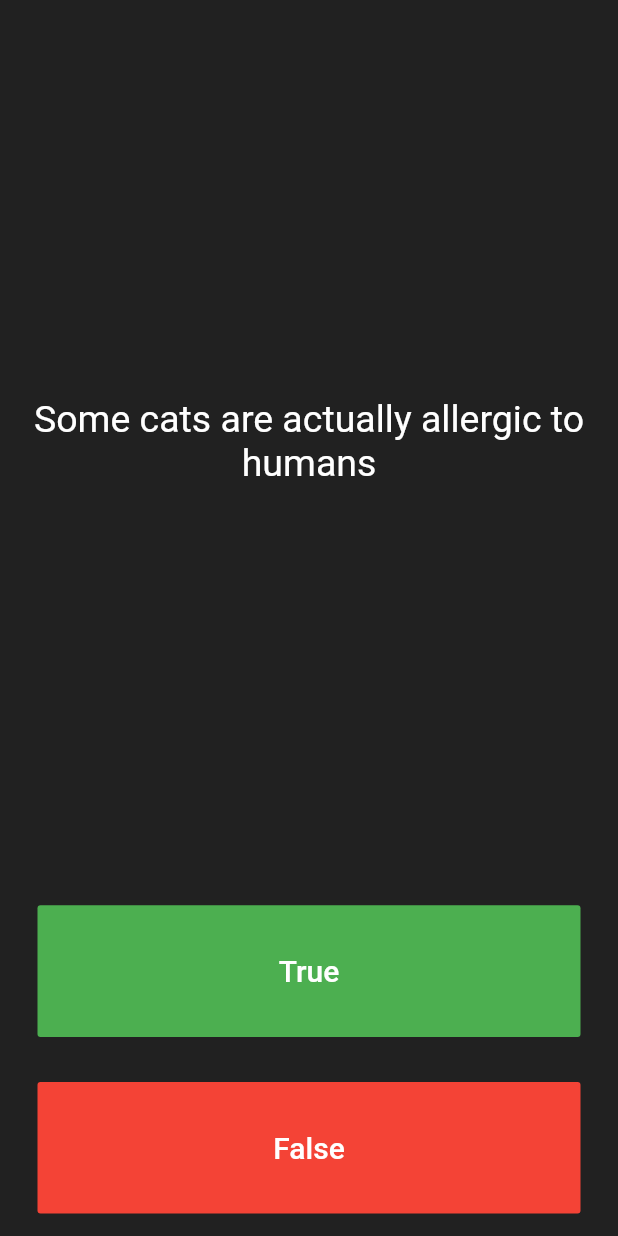
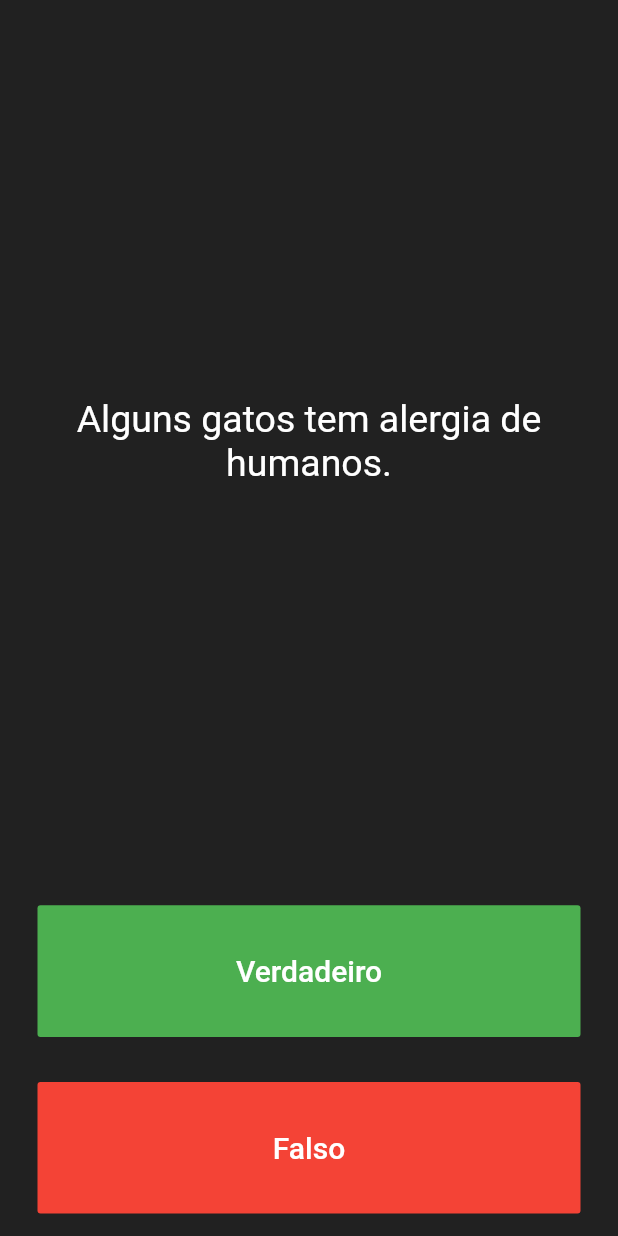
Before and after one commit to joanfortes/quizzler, a Flutter app: the screen it shows after launch, on a phone screen of 412 x 824 dp. Run offline on Flutter 3.47's test engine with Material 2 defaults, Android fonts, the phone set to English and light mode, and no system bars; our stand-ins replace rflutter_alert.

Commit message:
traduzido pt-br

```diff
--- a/lib/main.dart
+++ b/lib/main.dart
@@ -19,6 +19,7 @@ class Quizzler extends StatelessWidget {
           ),
         ),
       ),
+      debugShowCheckedModeBanner: false,
     );
   }
 }
@@ -38,13 +39,12 @@ class _QuizPageState extends State<QuizPage> {
       if (quizBrain.isFinished() == true) {
         Alert(
           context: context,
-          title: 'Finished!',
-          desc: 'You\'ve reached the end of the quiz.',
+          title: 'Terminou!',
+          desc: 'Você chegou ao fim do quiz.',
         ).show();
         quizBrain.reset();
         scoreKeeper = [];
-      }
-      else {
+      } else {
         if (userPickedAnswer == correctAnswer) {
           scoreKeeper.add(Icon(
             Icons.check,
@@ -90,7 +90,7 @@ class _QuizPageState extends State<QuizPage> {
               textColor: Colors.white,
               color: Colors.green,
               child: Text(
-                'True',
+                'Verdadeiro',
                 style: TextStyle(
                   color: Colors.white,
                   fontSize: 20.0,
@@ -109,7 +109,7 @@ class _QuizPageState extends State<QuizPage> {
             child: FlatButton(
               color: Colors.red,
               child: Text(
-                'False',
+                'Falso',
                 style: TextStyle(
                   fontSize: 20.0,
                   color: Colors.white,
--- a/lib/quiz_brain.dart
+++ b/lib/quiz_brain.dart
@@ -4,30 +4,32 @@ class QuizBrain {
   int _questionNumber = 0;
 
   List<Question> _questionBank = [
-    Question('Some cats are actually allergic to humans', true),
-    Question('You can lead a cow down stairs but not up stairs.', false),
-    Question('Approximately one quarter of human bones are in the feet.', true),
-    Question('A slug\'s blood is green.', true),
-    Question('Buzz Aldrin\'s mother\'s maiden name was \"Moon\".', true),
-    Question('It is illegal to pee in the Ocean in Portugal.', true),
+    Question('Alguns gatos tem alergia de humanos.', true),
     Question(
-        'No piece of square dry paper can be folded in half more than 7 times.',
+        'Você pode levar uma vaca escada abaixo, mas não escada acima.', false),
+    Question(
+        'Aproximadamente um quarto dos ossos humanos estão nos pés.', true),
+    Question('O sangue de uma lesma é verde.', true),
+    Question('O nome de solteira da mãe de Buzz Aldrin era \"Moon\".', true),
+    Question('É ilegal fazer xixi no oceano em Portugal.', true),
+    Question(
+        'Nenhum pedaço de papel quadrado seco pode ser dobrado ao meio mais de 7 vezes.',
         false),
     Question(
-        'In London, UK, if you happen to die in the House of Parliament, you are technically entitled to a state funeral, because the building is considered too sacred a place.',
+        'Em Londres, Reino Unido, se você morrer na Câmara do Parlamento, você tem tecnicamente o direito a um funeral de Estado, porque o edifício é considerado um local sagrado.',
         true),
     Question(
-        'The loudest sound produced by any animal is 188 decibels. That animal is the African Elephant.',
+        'O som mais alto produzido por qualquer animal é de 188 decibéis. Esse animal é o elefante africano.',
         false),
     Question(
-        'The total surface area of two human lungs is approximately 70 square metres.',
+        'A área total da superfície de dois pulmões humanos é de aproximadamente 70 metros quadrados.',
         true),
-    Question('Google was originally called \"Backrub\".', true),
+    Question('O Google foi originalmente chamado de \"Backrub\".', true),
     Question(
-        'Chocolate affects a dog\'s heart and nervous system; a few ounces are enough to kill a small dog.',
+        'Chocolate afeta o coração e o sistema nervoso de um cachorro; algumas onças são suficientes para matar um cachorro pequeno.',
         true),
     Question(
-        'In West Virginia, USA, if you accidentally hit an animal with your car, you are free to take it home to eat.',
+        'Na Virgínia Ocidental, EUA, se você acidentalmente bater em um animal com seu carro, poderá levá-lo para casa para comer.',
         true),
   ];
 
@@ -47,11 +49,7 @@ class QuizBrain {
 
   bool isFinished() {
     if (_questionNumber >= _questionBank.length - 1) {
-
-
-      print('Now returning true');
       return true;
-
     } else {
       return false;
     }
```
Also changed, not shown: lib/question.dart (line endings or trailing spaces).
